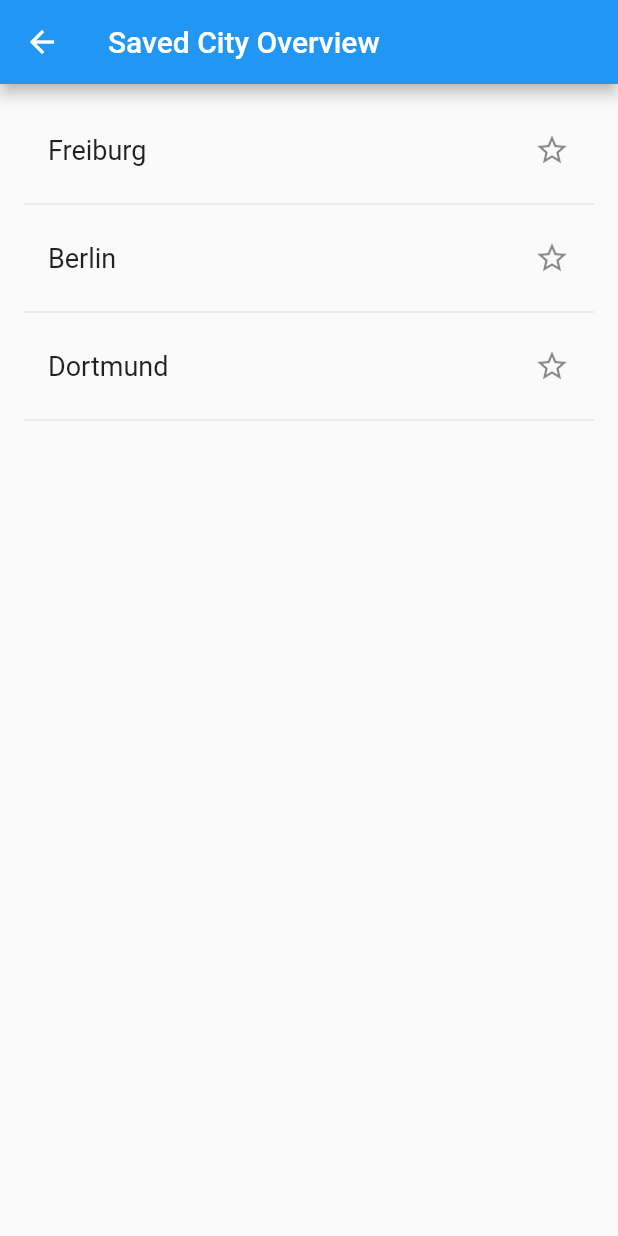
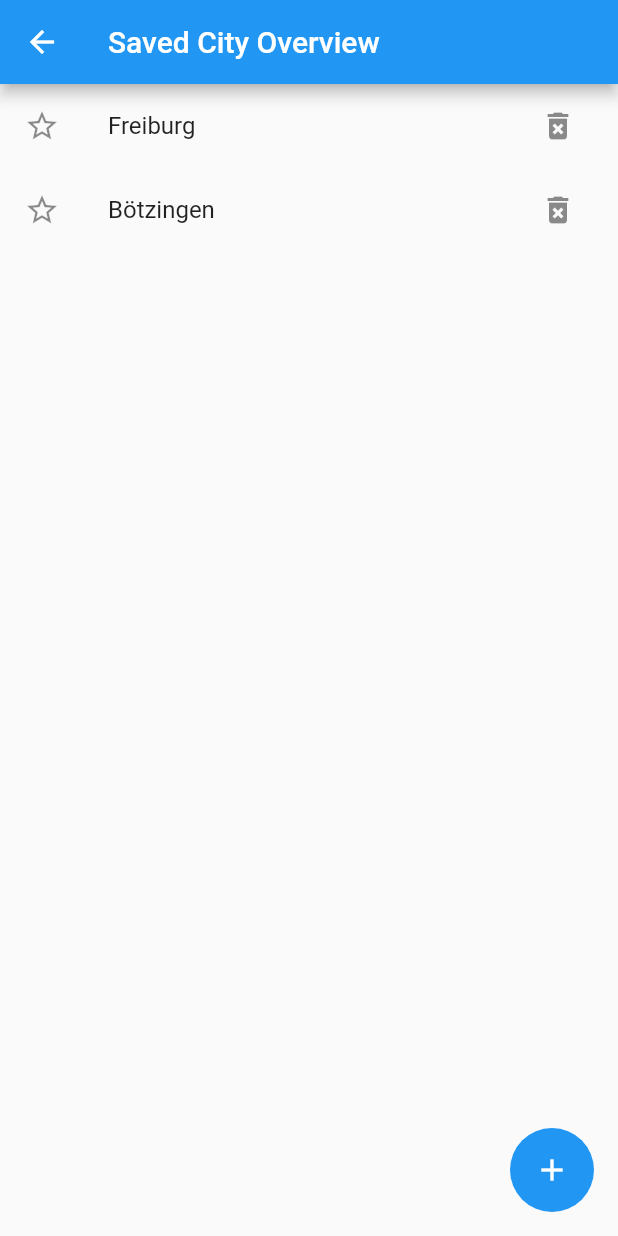
Before and after one commit to lRainZz/studienarbeit2018, a Flutter app: the screen it shows after launch, on a phone screen of 412 x 824 dp. Run offline on Flutter 3.47's test engine with Material 2 defaults, Android fonts, the phone set to English and light mode, and no system bars.

Commit message:
Added saved city list
Added support of listing saved citys
Introduced new type CityData
Prepared for API integration
Introduced helper

```diff
--- a/lib/globals.dart
+++ b/lib/globals.dart
@@ -1,4 +1,10 @@
 library globals;
+import 'helper.dart';
+
 
 // variables
-String activeCity = '';
+CityData activeCity;
+
+List<CityData> savedCitys;
+
+int currentId = 1;
--- /dev/null
+++ b/lib/helper.dart
@@ -0,0 +1,21 @@
+import 'package:flutter/material.dart';
+import 'globals.dart' as globals;
+
+// class for defining a new simple type
+class CityData {
+  final int    id;
+  final String name;
+  final int    zip;
+
+  const CityData(
+      this.id,
+      this.name,
+      this.zip
+  );
+}
+
+int getNewId() {
+  int id = globals.currentId;
+  globals.currentId = id + 1;
+  return id;
+}
--- a/lib/main.dart
+++ b/lib/main.dart
@@ -1,19 +1,22 @@
 import 'package:flutter/material.dart';
-import 'package:english_words/english_words.dart';
 import 'globals.dart' as globals;
+import 'helper.dart';
+
+import 'package:flutter/rendering.dart';
 
 // ===== ===== ===== =====
 // TODO LIST
-// ----- high prio -----
-// TODO: add input field for city's
+// ----- high priority -----
 // TODO: add fitting weather API
+// TODO: add class of 'city' with name an zip code
 // TODO: load weather data for saved city's / give a hint when the city couldn't be found
 // TODO: display data of active city on active city screen
 // ----- ----- ----- -----
 //
-// ----- low prio -----
+// ----- low priority -----
 // TODO: live search of available citys via the API (if offered)
 // TODO: nice UI for active city screen (no AppBar, nice background, nice icons etc.)
+// TODO: change navigation so that screens go from left to right and v.v. instead of bottom up
 // TODO: split classes into different files
 // ----- ----- ----- -----
 // TODO LIST END
@@ -34,20 +37,17 @@ class MainApp extends StatefulWidget {
 
 class MainAppState extends State<MainApp> {
   var hasActiveCity;
-  // load active city from globals
-  // if there is an active city show main screen,
-  // if not show cityOverview
 
   // constructor
   MainAppState() {
     // reading state from last app start
-    hasActiveCity = (globals.activeCity != '');
+    hasActiveCity = (globals.activeCity != null);
   }
 
   // check if active city is set
-  String _getActiveCity() {
-    String value;
-    (hasActiveCity) ?  value = globals.activeCity : value = '';
+  CityData _getActiveCity() {
+    CityData value;
+    (hasActiveCity) ?  value = globals.activeCity : value = null;
     return value;
   }
 
@@ -55,11 +55,11 @@ class MainAppState extends State<MainApp> {
   Widget build(BuildContext context) {
     return new MaterialApp(
       // directly goto cityOverview if no activeCity is set
-      home: (_getActiveCity() != '') ? new ActiveCity() : new CityOverview(),
+      home: (_getActiveCity() != null) ? new ActiveCity() : new CityOverview(),
       // navigation routes for the screens
         routes: <String, WidgetBuilder> {
         '/activeCity':   (BuildContext context) => new ActiveCity(),
-        '/cityOverview': (BuildContext context) => new CityOverview()
+        '/cityOverview': (BuildContext context) => new CityOverview(),
       }
     );
   }
@@ -72,16 +72,37 @@ class CityOverview extends StatefulWidget {
 }
 
 class CityOverviewState extends State<CityOverview> {
-  var _activeCity;
+  CityData       _activeCity;
+  CityData       _cityToAdd;
+  List<CityData> _cityList;
+  bool           _showSearch;
+  List<String>   _apiResults;
+  String         _cityName;
 
   // constructor
   CityOverviewState () {
     // read active city
-    _activeCity = globals.activeCity;
+    _showSearch    = false;
+    _activeCity    = globals.activeCity;
+    _cityList      = globals.savedCitys;
+    _cityToAdd     = null;
+    _apiResults = new List();
+
+    if (_cityList == null) {
+      _cityList = new List();
+    }
+
+    _cityList.add(new CityData(getNewId(), 'Freiburg', 79100));
+    _cityList.add(new CityData(getNewId(), 'Bötzingen', 79268));
   }
 
   @override
   Widget build(BuildContext context) {
+    return _buildContent(_showSearch);
+  }
+
+  _buildContent(bool showSearch) {
+    if (!showSearch) {
       return new Scaffold(
         appBar: new AppBar(
           // hand over function only like this: '() => funcName()'
@@ -91,7 +112,54 @@ class CityOverviewState extends State<CityOverview> {
           title: new Text('Saved City Overview'),
         ),
         body: _buildSavedCitys(),
+        floatingActionButton: new FloatingActionButton(
+            elevation: 0.0,
+            child: new Icon(Icons.add),
+            onPressed: () => setState(() {
+              _showSearch = true;
+            }), //() => _showBottomSheet(context)
+        ),
       );
+    } else {
+      return new Scaffold(
+        appBar: new AppBar(
+          leading: new IconButton(icon: new Icon(Icons.clear), onPressed: () => setState(() {_showSearch = false;})),
+          title: new TextField(
+            style: new TextStyle(
+              color: Colors.white,
+              fontSize: 18.0,
+            ),
+            decoration: new InputDecoration.collapsed(
+              hintStyle: new TextStyle(
+                color: Colors.white30,
+              ),
+              hintText: 'Search City ...',
+            ),
+            onChanged: (cityName) => setState(() {
+              _cityName = cityName;
+            }),
+          ),
+        )
+      );
+    }
+  }
+
+  _addCityToList(BuildContext context) {
+    // check for doubles
+    // change list to object of city (name, plz, etc) for uniques
+
+    if (_cityName != '') {
+      _cityToAdd = new CityData(getNewId(), _cityName, 000); // TODO: add zip code
+      setState(() {
+        _cityList.add(_cityToAdd);
+      });
+
+      globals.savedCitys = _cityList;
+
+      Navigator.pop(context);
+    } else {
+      // TODO: show toast
+    }
   }
 
   _goToActiveCity () {
@@ -100,64 +168,51 @@ class CityOverviewState extends State<CityOverview> {
     Navigator.of(context).pushReplacementNamed('/activeCity');
   }
 
+  _deleteFromList(CityData cityData) {
+
+    if (_activeCity == cityData) {
+      _activeCity = null;
+    }
+
+    if (_cityList.contains(cityData)) {
+      setState(() {
+        _cityList.remove(cityData);
+      });
+    }
+
+    globals.savedCitys = _cityList;
+    globals.activeCity = _activeCity;
+  }
+
   Widget _buildSavedCitys() {
-    final _biggerFont = const TextStyle(fontSize: 18.0);
-
-    // load saved citys from db
-    // simulated:
-    final _testCitys = <String>[];
-    _testCitys.add('Freiburg');
-    _testCitys.add('Berlin');
-    _testCitys.add('Dortmund');
-
-    Widget _buildRow(Text displayText) {
-      // comparison with raw string not the object!
-      final isActive = (_activeCity == displayText.data);
-
-      // build single row of list as tile
+    return new ListView(
+      children: _cityList.map((CityData cityData) {
         return new ListTile(
-          title: displayText,
-          trailing: new Icon(
-            isActive ? Icons.star : Icons.star_border,
-            color: isActive ? Colors.amber : null,
+            key: new ObjectKey(cityData.id),
+            leading: new Icon(
+              (_activeCity == cityData) ? Icons.star : Icons.star_border,
+              color: (_activeCity == cityData) ? Colors.amber : null,
+            ),
+            title: new Text(cityData.name),
+            trailing: new IconButton(
+              icon: new Icon(Icons.delete_forever),
+              onPressed: () => _deleteFromList(cityData),
             ),
             // set state, so that the icon will be updated
             onTap: () {
               setState(() {
-              if (!isActive) {
+                if (!(_activeCity == cityData)) {
                   // write raw string into activeCity
-                _activeCity = displayText.data;
+                  _activeCity = cityData;
                 } else {
-                _activeCity = '';
+                  _activeCity = null;
                 }
                 // set active city for globals, no matter the outcome
                 globals.activeCity = _activeCity;
               });
             }
         );
-    }
-
-    return new ListView.builder(
-      // set padding for all tiles
-      padding: const EdgeInsets.all(16.0),
-
-      itemBuilder: (context, i) {
-        // set every other row as divider
-        if (i.isOdd) return new Divider();
-
-        // break down index for the actual tiles
-        final index = i ~/ 2;
-
-        // add tiles
-        if (index < _testCitys.length) {
-          return _buildRow(
-              new Text(
-                  _testCitys[index],
-                  style: _biggerFont
-              )
-          );
-        }
-      }
+      }).toList(),
     );
   }
 }
@@ -194,7 +249,7 @@ class ActiveCityState extends State<ActiveCity> {
           new IconButton(icon: new Icon(Icons.list), onPressed: () => _goToCityOverview()),
         ]
       ),
-        body: _activeCity == '' ? new Text('No Active City Set') : new Text(_activeCity)
+        body: _activeCity == null ? new Text('No Active City Set') : new Text(_activeCity.name)
     );
   }
 }
```
Lines whose indentation alone changed are shown as unchanged.
